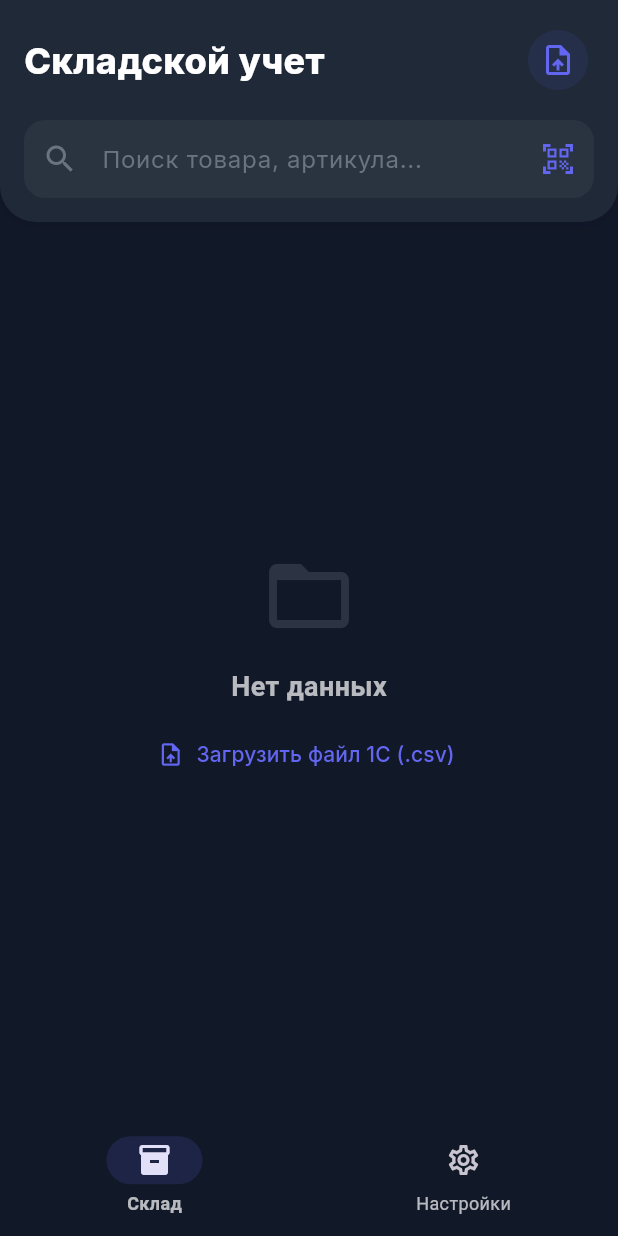
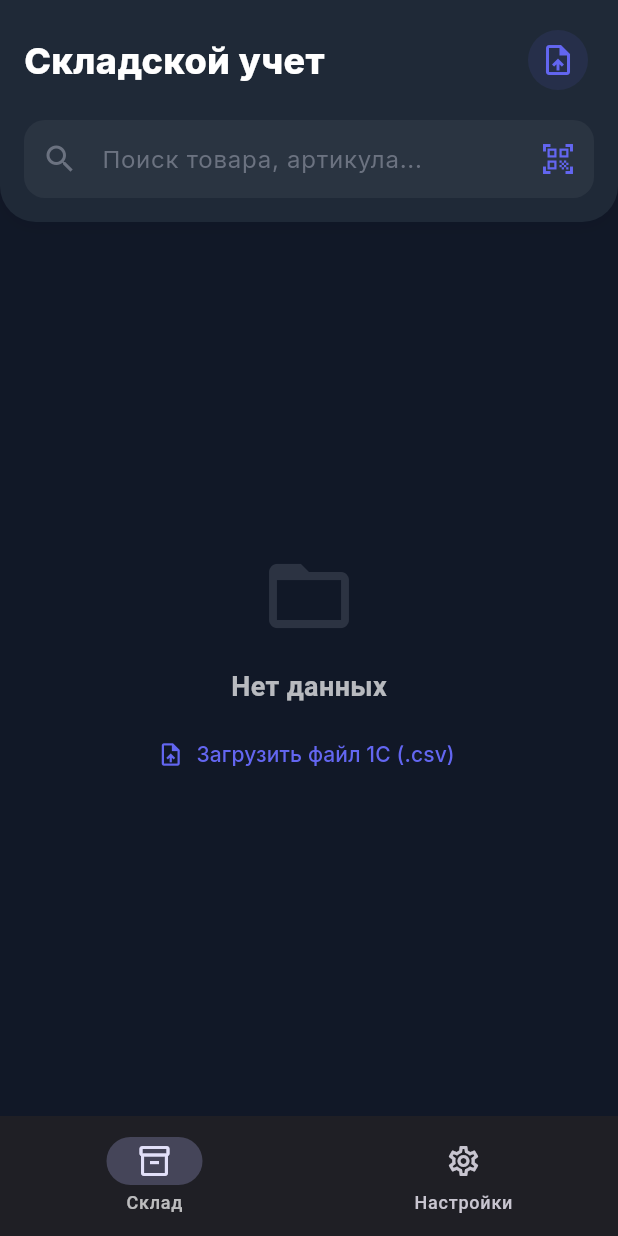
Before and after one commit to skladppo33701-collab/SkladHelper, a Flutter app: the LoaderDashboard screen opened directly, after a tap on the "upload file" icon, on a phone screen of 412 x 824 dp. Run offline on Flutter 3.47's test engine with Material 3 defaults, Android fonts, the phone set to English and light mode, and no system bars; our stand-ins replace cloud_firestore, csv, dio, file_picker, firebase_auth, firebase_core and 7 more; missing offline and left inert: excel, google_sign_in_platform_interface, google_sign_in_web, mobile_scanner, spreadsheet_decoder, syncfusion_flutter_pdf; accounts and stored records are empty; network calls fail.

Commit message:
Your concise commit message here

```diff
--- a/lib/core/utils/upload/upload_stub.dart
+++ b/lib/core/utils/upload/upload_stub.dart
@@ -2,7 +2,7 @@ import 'package:dio/dio.dart';
 import 'package:image_picker/image_picker.dart';
 
 Future<MultipartFile> prepareUploadFile(String path, XFile originalFile) async {
-  // Web: Read bytes from the original XFile (safe for browser)
+  // Web: Safe implementation using bytes
   final bytes = await originalFile.readAsBytes();
   return MultipartFile.fromBytes(bytes, filename: 'pfp_upload.jpg');
 }
--- a/lib/features/dashboard/views/loader_dashboard.dart
+++ b/lib/features/dashboard/views/loader_dashboard.dart
@@ -1,69 +1,37 @@
 import 'package:flutter/material.dart';
-import 'package:flutter_riverpod/flutter_riverpod.dart';
-import 'package:sklad_helper_33701/core/theme.dart';
-import 'package:sklad_helper_33701/core/providers/navigation_provider.dart';
-import '../../inventory/presentation/inventory_page.dart';
+import '../../inventory/presentation/inventory_page.dart'; // Correct relative import
 import '../../settings/presentation/settings_page.dart';
 
-class LoaderDashboard extends ConsumerWidget {
+class LoaderDashboard extends StatefulWidget {
   const LoaderDashboard({super.key});
 
-  static const List<Widget> _pages = [InventoryPage(), SettingsPage()];
+  @override
+  State<LoaderDashboard> createState() => _LoaderDashboardState();
+}
+
+class _LoaderDashboardState extends State<LoaderDashboard> {
+  int _currentIndex = 0;
+
+  final List<Widget> _pages = [const InventoryPage(), const SettingsPage()];
 
   @override
-  Widget build(BuildContext context, WidgetRef ref) {
-    final currentIndex = ref.watch(navigationIndexProvider);
-    final proColors = Theme.of(context).extension<SkladColors>()!;
-    final isDark = Theme.of(context).brightness == Brightness.dark;
-
+  Widget build(BuildContext context) {
     return Scaffold(
-      body: _pages[currentIndex],
-      bottomNavigationBar: NavigationBarTheme(
-        data: NavigationBarThemeData(
-          labelTextStyle: WidgetStateProperty.resolveWith((states) {
-            if (states.contains(WidgetState.selected)) {
-              return const TextStyle(fontWeight: FontWeight.bold, fontSize: 12);
-            }
-            return const TextStyle(fontSize: 12);
-          }),
-        ),
-        child: NavigationBar(
-          // --- VISIBILITY FIX ---
-          // In Light Mode, surfaceLow is Gray, which blends with the background.
-          // We use surfaceHigh (White) to make it pop.
-          backgroundColor: isDark
-              ? proColors.surfaceLow
-              : proColors.surfaceHigh,
-
-          // Add shadow to ensure separation from content
-          elevation: 10,
-          shadowColor: Colors.black26,
-
-          indicatorColor: proColors.accentAction.withValues(alpha: 0.15),
-          indicatorShape: RoundedRectangleBorder(
-            borderRadius: BorderRadius.circular(16),
-          ),
-
-          selectedIndex: currentIndex,
-          onDestinationSelected: (index) {
-            // --- LOGIC FIX ---
-            // Using the new Notifier method ensuring state stability
-            ref.read(navigationIndexProvider.notifier).setIndex(index);
-          },
+      body: _pages[_currentIndex],
+      bottomNavigationBar: NavigationBar(
+        selectedIndex: _currentIndex,
+        onDestinationSelected: (idx) => setState(() => _currentIndex = idx),
         destinations: const [
           NavigationDestination(
             icon: Icon(Icons.inventory_2_outlined),
-              selectedIcon: Icon(Icons.inventory_2),
             label: 'Склад',
           ),
           NavigationDestination(
             icon: Icon(Icons.settings_outlined),
-              selectedIcon: Icon(Icons.settings),
             label: 'Настройки',
           ),
         ],
       ),
-      ),
     );
   }
 }
--- a/lib/features/inventory/models/inventory_item.dart
+++ b/lib/features/inventory/models/inventory_item.dart
@@ -1,21 +1,39 @@
 class InventoryItem {
+  final String id;
+  final String sku;
   final String name;
-  final String sku;
   final double quantity;
+  final String warehouse;
   final String brand;
-  final String warehouse;
+  final String category;
 
-  InventoryItem({
+  const InventoryItem({
+    required this.id,
+    required this.sku,
     required this.name,
-    required this.sku,
     required this.quantity,
-    required this.brand,
     required this.warehouse,
+    this.brand = '',
+    this.category = 'General',
   });
 
-  // Basic search logic
+  // FIX: Added this method for search functionality
   bool matches(String query) {
-    final q = query.toLowerCase();
-    return name.toLowerCase().contains(q) || sku.contains(q);
+    final lower = query.toLowerCase();
+    return name.toLowerCase().contains(lower) ||
+        sku.toLowerCase().contains(lower) ||
+        brand.toLowerCase().contains(lower);
+  }
+
+  factory InventoryItem.fromMap(Map<String, dynamic> map, String docId) {
+    return InventoryItem(
+      id: docId,
+      sku: map['sku'] ?? '',
+      name: map['name'] ?? '',
+      quantity: (map['quantity'] ?? 0).toDouble(),
+      warehouse: map['warehouse'] ?? '',
+      brand: map['brand'] ?? '',
+      category: map['category'] ?? '',
+    );
   }
 }
--- a/lib/features/inventory/presentation/inventory_page.dart
+++ b/lib/features/inventory/presentation/inventory_page.dart
@@ -3,10 +3,13 @@ import 'package:flutter_riverpod/flutter_riverpod.dart';
 import 'package:google_fonts/google_fonts.dart';
 import 'package:sklad_helper_33701/core/theme.dart';
 import 'package:file_picker/file_picker.dart';
-import 'dart:io';
+import 'dart:convert';
+import 'dart:typed_data';
+import 'package:spreadsheet_decoder/spreadsheet_decoder.dart';
+
 import '../providers/inventory_provider.dart';
 import '../models/inventory_item.dart';
-import 'scanner_page.dart'; // FIX: Import the scanner page
+import 'scanner_page.dart';
 
 class InventoryPage extends ConsumerStatefulWidget {
   const InventoryPage({super.key});
@@ -22,23 +25,60 @@ class _InventoryPageState extends ConsumerState<InventoryPage> {
     try {
       FilePickerResult? result = await FilePicker.platform.pickFiles(
         type: FileType.custom,
-        allowedExtensions: ['csv', 'txt', 'xls'],
+        allowedExtensions: ['csv', 'txt', 'xls', 'xlsx'],
+        withData: true,
       );
 
       if (result != null) {
-        File file = File(result.files.single.path!);
-        String csvContent = await file.readAsString();
-        ref.read(inventoryProvider.notifier).parseCsvData(csvContent);
+        final PlatformFile file = result.files.single;
+        final Uint8List? bytes = file.bytes;
+        final String name = file.name.toLowerCase();
+
+        if (bytes == null) {
+          throw Exception("Не удалось прочитать файл (пустые данные)");
+        }
+
+        String contentToParse = "";
+
+        if (name.endsWith('.xlsx') || name.endsWith('.xls')) {
+          var decoder = SpreadsheetDecoder.decodeBytes(bytes, update: true);
+          StringBuffer buffer = StringBuffer();
+
+          for (var table in decoder.tables.keys) {
+            var sheet = decoder.tables[table];
+            if (sheet != null) {
+              for (var row in sheet.rows) {
+                String line = row.map((e) => e?.toString() ?? "").join(";");
+                buffer.writeln(line);
+              }
+            }
+          }
+          contentToParse = buffer.toString();
+        } else {
+          contentToParse = utf8.decode(bytes, allowMalformed: true);
+        }
+
+        ref.read(inventoryProvider.notifier).parseCsvData(contentToParse);
+
+        if (mounted) {
+          ScaffoldMessenger.of(context).showSnackBar(
+            const SnackBar(content: Text('Файл успешно загружен')),
+          );
+        }
       }
     } catch (e) {
-      if (!mounted) return;
-      ScaffoldMessenger.of(
-        context,
-      ).showSnackBar(SnackBar(content: Text('Error loading file: $e')));
+      if (!mounted) {
+        return;
+      }
+      ScaffoldMessenger.of(context).showSnackBar(
+        SnackBar(
+          content: Text('Ошибка загрузки: $e'),
+          backgroundColor: Colors.red,
+        ),
+      );
     }
   }
 
-  // Helper to open Scanner
   void _openScanner() {
     Navigator.of(
       context,
@@ -56,7 +96,6 @@ class _InventoryPageState extends ConsumerState<InventoryPage> {
       body: SafeArea(
         child: Column(
           children: [
-            // 1. HEADER & SEARCH
             Container(
               padding: const EdgeInsets.all(16.0),
               decoration: BoxDecoration(
@@ -103,7 +142,6 @@ class _InventoryPageState extends ConsumerState<InventoryPage> {
                     ],
                   ),
                   const SizedBox(height: 16),
-
                   TextField(
                     controller: _searchController,
                     onChanged: (val) =>
@@ -123,7 +161,7 @@ class _InventoryPageState extends ConsumerState<InventoryPage> {
                           Icons.qr_code_scanner,
                           color: proColors.accentAction,
                         ),
-                        onPressed: _openScanner, // FIX: Connect Logic
+                        onPressed: _openScanner,
                       ),
                       filled: true,
                       fillColor: isDark
@@ -142,7 +180,6 @@ class _InventoryPageState extends ConsumerState<InventoryPage> {
                 ],
               ),
             ),
-
             if (invState.allItems.isNotEmpty)
               Padding(
                 padding: const EdgeInsets.fromLTRB(16, 12, 16, 4),
@@ -165,7 +202,6 @@ class _InventoryPageState extends ConsumerState<InventoryPage> {
                   ],
                 ),
               ),
-
             Expanded(
               child: invState.isLoading
                   ? Center(
--- a/lib/features/settings/presentation/settings_page.dart
+++ b/lib/features/settings/presentation/settings_page.dart
@@ -852,7 +852,7 @@ class _SettingsPageState extends ConsumerState<SettingsPage> {
 
     if (image == null) return;
 
-    // 1. CROP (Uses your existing cropper helper)
+    // 1. CROP (Safe for web via helper)
     final String? processedPath = await cropImageIfPossible(image);
     if (processedPath == null) return;
 
@@ -862,8 +862,8 @@ class _SettingsPageState extends ConsumerState<SettingsPage> {
       const String cloudName = "dukgkpmqw";
       const String uploadPreset = "sklad_helper_preset";
 
-      // FIX: Use the new helper.
-      // This completely hides 'MultipartFile.fromFile' from the Web compiler.
+      // FIX: Use the helper function.
+      // This is the ONLY way to hide 'MultipartFile.fromFile' from the Web compiler.
       final MultipartFile fileToUpload = await prepareUploadFile(
         processedPath,
         image,
--- a/pubspec.yaml
+++ b/pubspec.yaml
@@ -99,6 +99,7 @@ dependencies:
   syncfusion_flutter_pdf: ^32.1.24
   google_identity_services_web: ^0.3.3+1
   uuid: ^4.5.2
+  spreadsheet_decoder: ^2.3.0
 
 dev_dependencies:
   flutter_test:
```
Also changed, not shown: lib/features/inventory/providers/inventory_provider.dart (+81 -64 lines), pubspec.lock. Lines whose indentation alone changed are shown as unchanged.
